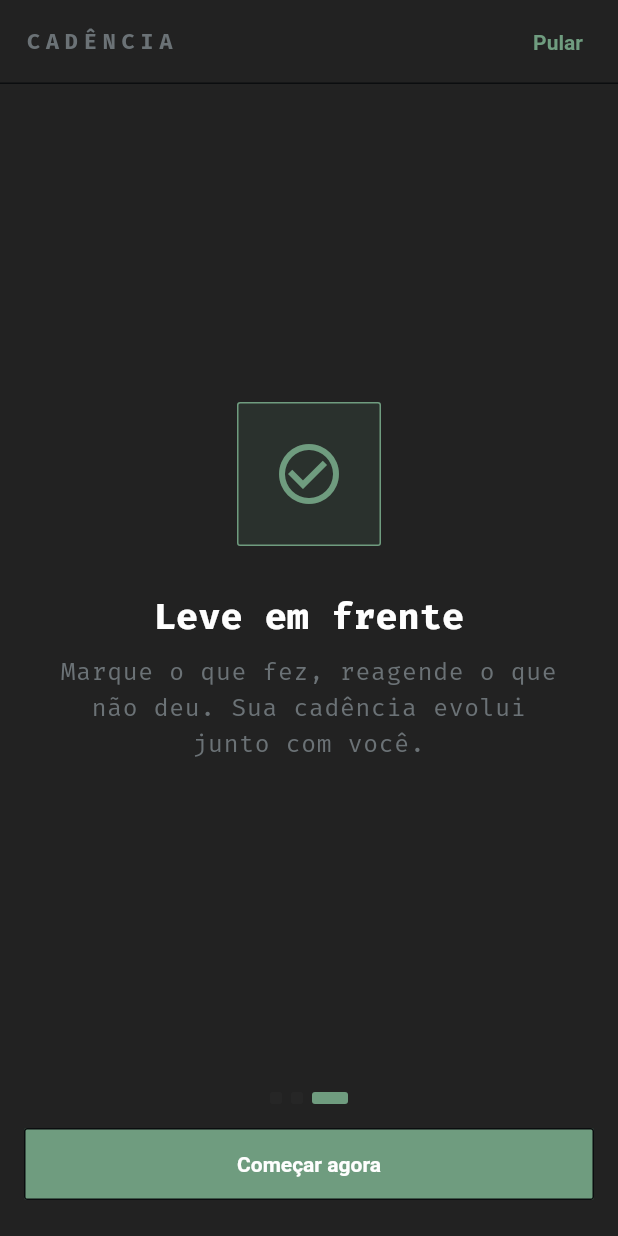
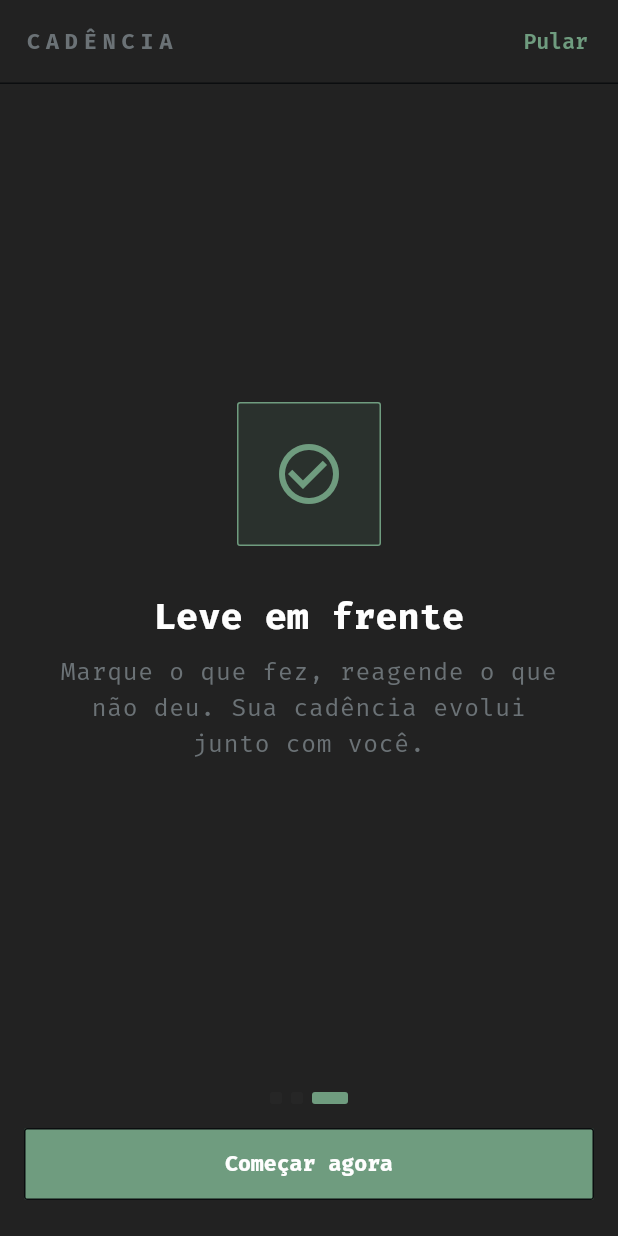
Before and after one commit to So1d/cadencia, a Flutter app: the screen it shows after launch, swiped to page 3, on a phone screen of 412 x 824 dp. Run offline on Flutter 3.47's test engine with Material 3 defaults, Android fonts, the phone set to English and light mode, and no system bars; our stand-ins replace shared_preferences, table_calendar; accounts and stored records are empty.

Commit message:
Cadência: Fira Code em todo texto, inclusive nos slots do Material
O Material injeta os estilos do tema via DefaultTextStyle (título de AppBar,
label flutuante de campo, título e conteúdo de diálogo, item de popup,
tooltip, chip, snackbar, label da NavigationBar). Nesses pontos a família não
é herdada do tema, então os TextStyle crus saíam na fonte do sistema.

- AppTheme.fontFamily = 'Fira Code', declarado em todo TextStyle cru do tema
- teste de regressão (test/widgets/font_test.dart) falha se algum texto sair
  fora da Fira Code

```diff
--- a/lib/app/theme/app_theme.dart
+++ b/lib/app/theme/app_theme.dart
@@ -9,6 +9,12 @@ import 'app_spacing.dart';
 /// O visual é decidido **aqui**, não espalhado pelas telas. Trocar a paleta ou
 /// o formato dos botões é mexer neste arquivo, e só nele.
 abstract class AppTheme {
+  /// Família do app. Vai explícita em todo `TextStyle` cru do tema: o Material
+  /// injeta esses estilos via `DefaultTextStyle`, e aí a família **não** é
+  /// herdada do tema — sem isso, títulos de AppBar, labels de campo, diálogo,
+  /// popup e tooltip saem na fonte do sistema.
+  static const String fontFamily = 'Fira Code';
+
   static const BorderRadius radius =
       BorderRadius.all(Radius.circular(AppRadius.sm));
   static const BorderSide borderSide =
@@ -37,7 +43,7 @@ abstract class AppTheme {
       useMaterial3: true,
       colorScheme: scheme,
       scaffoldBackgroundColor: AppColors.bgPrimary,
-      fontFamily: 'Fira Code', // mono em todo o app (antes: system-ui)
+      fontFamily: fontFamily, // mono em todo o app (antes: system-ui)
     );
 
     return base.copyWith(
@@ -48,6 +54,7 @@ abstract class AppTheme {
         surfaceTintColor: Colors.transparent,
         shape: Border(bottom: borderSide),
         titleTextStyle: TextStyle(
+          fontFamily: fontFamily,
           fontSize: 18,
           fontWeight: FontWeight.w700,
           color: AppColors.textLight,
@@ -82,7 +89,7 @@ abstract class AppTheme {
             RoundedRectangleBorder(side: borderSide, borderRadius: radius),
           ),
           textStyle: const WidgetStatePropertyAll(
-            TextStyle(fontWeight: FontWeight.w700),
+            TextStyle(fontFamily: fontFamily, fontWeight: FontWeight.w700),
           ),
         ),
       ),
@@ -131,7 +138,7 @@ abstract class AppTheme {
       textButtonTheme: TextButtonThemeData(
         style: TextButton.styleFrom(
           foregroundColor: AppColors.primary,
-          textStyle: const TextStyle(fontWeight: FontWeight.w600),
+          textStyle: const TextStyle(fontFamily: fontFamily, fontWeight: FontWeight.w600),
           shape: const RoundedRectangleBorder(borderRadius: radius),
         ),
       ),
@@ -151,9 +158,18 @@ abstract class AppTheme {
           borderSide: BorderSide(color: AppColors.borderFocus),
           borderRadius: radius,
         ),
-        labelStyle: TextStyle(color: AppColors.textMuted),
-        helperStyle: TextStyle(color: AppColors.textMuted),
-        counterStyle: TextStyle(color: AppColors.textMuted),
+        labelStyle: TextStyle(
+          fontFamily: fontFamily,
+          color: AppColors.textMuted,
+        ),
+        helperStyle: TextStyle(
+          fontFamily: fontFamily,
+          color: AppColors.textMuted,
+        ),
+        counterStyle: TextStyle(
+          fontFamily: fontFamily,
+          color: AppColors.textMuted,
+        ),
       ),
       dividerTheme: const DividerThemeData(
         color: AppColors.border,
@@ -168,6 +184,7 @@ abstract class AppTheme {
         labelTextStyle: WidgetStateProperty.resolveWith((states) {
           final selected = states.contains(WidgetState.selected);
           return TextStyle(
+            fontFamily: fontFamily,
             fontSize: 11,
             fontWeight: selected ? FontWeight.w700 : FontWeight.w500,
             color: selected ? AppColors.textLight : AppColors.textMuted,
@@ -201,8 +218,9 @@ abstract class AppTheme {
         selectedColor: AppColors.primaryHover,
         side: borderSide,
         shape: const RoundedRectangleBorder(borderRadius: radius),
-        labelStyle: const TextStyle(color: AppColors.textMain),
-        secondaryLabelStyle: const TextStyle(color: AppColors.textLight),
+        labelStyle: const TextStyle(fontFamily: fontFamily, color: AppColors.textMain),
+        secondaryLabelStyle:
+            const TextStyle(fontFamily: fontFamily, color: AppColors.textLight),
       ),
       dialogTheme: DialogThemeData(
         backgroundColor: AppColors.bgSecondary,
@@ -212,11 +230,13 @@ abstract class AppTheme {
           borderRadius: radius,
         ),
         titleTextStyle: const TextStyle(
+          fontFamily: fontFamily,
           color: AppColors.textLight,
           fontSize: 18,
           fontWeight: FontWeight.w700,
         ),
-        contentTextStyle: const TextStyle(color: AppColors.textMain),
+        contentTextStyle:
+            const TextStyle(fontFamily: fontFamily, color: AppColors.textMain),
       ),
       bottomSheetTheme: const BottomSheetThemeData(
         backgroundColor: AppColors.bgSecondary,
@@ -229,7 +249,11 @@ abstract class AppTheme {
       ),
       snackBarTheme: const SnackBarThemeData(
         backgroundColor: AppColors.bgSecondary,
-        contentTextStyle: TextStyle(color: AppColors.textMain, fontSize: 12),
+        contentTextStyle: TextStyle(
+          fontFamily: fontFamily,
+          color: AppColors.textMain,
+          fontSize: 12,
+        ),
         behavior: SnackBarBehavior.floating,
         shape: RoundedRectangleBorder(
           side: borderSide,
@@ -257,7 +281,7 @@ abstract class AppTheme {
             RoundedRectangleBorder(side: borderSide, borderRadius: radius),
           ),
           textStyle: const WidgetStatePropertyAll(
-            TextStyle(fontWeight: FontWeight.w700),
+            TextStyle(fontFamily: fontFamily, fontWeight: FontWeight.w700),
           ),
         ),
       ),
@@ -338,7 +362,11 @@ abstract class AppTheme {
           side: borderSide,
           borderRadius: radius,
         ),
-        textStyle: const TextStyle(color: AppColors.textMain, fontSize: 13),
+        textStyle: const TextStyle(
+          fontFamily: fontFamily,
+          color: AppColors.textMain,
+          fontSize: 13,
+        ),
       ),
       tooltipTheme: TooltipThemeData(
         decoration: BoxDecoration(
@@ -346,7 +374,11 @@ abstract class AppTheme {
           border: Border.fromBorderSide(borderSide),
           borderRadius: radius,
         ),
-        textStyle: const TextStyle(color: AppColors.textMain, fontSize: 12),
+        textStyle: const TextStyle(
+          fontFamily: fontFamily,
+          color: AppColors.textMain,
+          fontSize: 12,
+        ),
       ),
       textTheme: base.textTheme.apply(
         bodyColor: AppColors.textMain,
```
Also changed, not shown: 1 other file.
